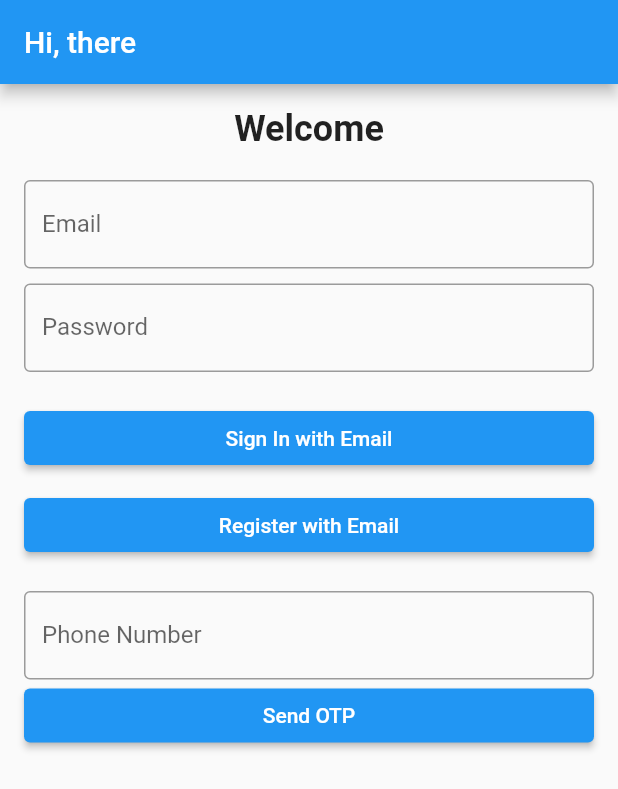
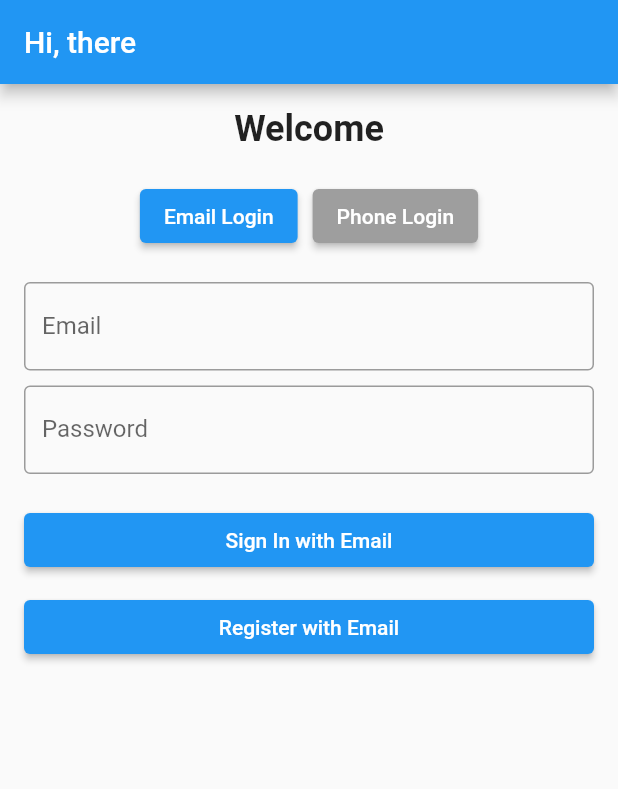
Before and after one commit to abhijith-dot99/Chess-game, a Flutter app: the screen it shows after launch, on a phone screen of 412 x 824 dp. Shown: the top 789 px of the screen. Run offline on Flutter 3.47's test engine with Material 2 defaults, Android fonts, the light colour scheme and no system bars; our stand-ins replace firebase_auth, firebase_core; missing offline and left inert: chess; accounts and stored records are empty.

Commit message:
some additional changes made

```diff
--- a/mychessapp/lib/pages/login_register_page.dart
+++ b/mychessapp/lib/pages/login_register_page.dart
@@ -2,10 +2,7 @@ import 'package:flutter/material.dart';
 import 'package:firebase_auth/firebase_auth.dart';
 
 class LoginRegisterPage extends StatefulWidget {
-  const LoginRegisterPage({super.key});
-
   @override
-  // ignore: library_private_types_in_public_api
   _LoginRegisterPageState createState() => _LoginRegisterPageState();
 }
 
@@ -18,6 +15,7 @@ class _LoginRegisterPageState extends State<LoginRegisterPage> {
 
   String errorMessage = '';
   String _verificationId = '';
+  bool isEmailLogin = true; // Toggle between email and phone login
 
   @override
   void dispose() {
@@ -103,7 +101,7 @@ class _LoginRegisterPageState extends State<LoginRegisterPage> {
       obscureText: isPassword,
       decoration: InputDecoration(
         labelText: title,
-        border: const OutlineInputBorder(),
+        border: OutlineInputBorder(),
       ),
     );
   }
@@ -115,11 +113,43 @@ class _LoginRegisterPageState extends State<LoginRegisterPage> {
     );
   }
 
+  Widget loginMethodToggle() {
+    return Row(
+      mainAxisAlignment: MainAxisAlignment.center,
+      children: [
+        ElevatedButton(
+          onPressed: () {
+            setState(() {
+              isEmailLogin = true;
+              _verificationId = '';
+            });
+          },
+          child: Text('Email Login'),
+          style: ElevatedButton.styleFrom(
+            primary: isEmailLogin ? Colors.blue : Colors.grey,
+          ),
+        ),
+        SizedBox(width: 10),
+        ElevatedButton(
+          onPressed: () {
+            setState(() {
+              isEmailLogin = false;
+            });
+          },
+          child: Text('Phone Login'),
+          style: ElevatedButton.styleFrom(
+            primary: !isEmailLogin ? Colors.blue : Colors.grey,
+          ),
+        ),
+      ],
+    );
+  }
+
   @override
   Widget build(BuildContext context) {
     return Scaffold(
       appBar: AppBar(
-        title: const Text("Hi, there"),
+        title: Text("Hi, there"),
       ),
       body: Padding(
         padding: const EdgeInsets.all(16.0),
@@ -134,6 +164,9 @@ class _LoginRegisterPageState extends State<LoginRegisterPage> {
                 style: TextStyle(fontSize: 24, fontWeight: FontWeight.bold),
               ),
               const SizedBox(height: 20),
+              loginMethodToggle(),
+              const SizedBox(height: 20),
+              if (isEmailLogin) ...[
                 entryField('Email', emailController, false),
                 const SizedBox(height: 10),
                 entryField('Password', passwordController, true),
@@ -141,7 +174,7 @@ class _LoginRegisterPageState extends State<LoginRegisterPage> {
                 submitButton('Sign In with Email', signInWithEmailAndPassword),
                 const SizedBox(height: 10),
                 submitButton('Register with Email', createUserWithEmailAndPassword),
-              const SizedBox(height: 20),
+              ] else ...[
                 if (_verificationId.isEmpty)
                   entryField('Phone Number', phoneController, false),
                 if (_verificationId.isNotEmpty)
@@ -150,10 +183,11 @@ class _LoginRegisterPageState extends State<LoginRegisterPage> {
                   submitButton('Send OTP', verifyPhoneNumber),
                 if (_verificationId.isNotEmpty)
                   submitButton('Verify OTP', signInWithOTP),
+              ],
               if (errorMessage.isNotEmpty)
                 Text(
                   errorMessage,
-                  style: TextStyle(color: Colors.red),
+                  style: const TextStyle(color: Colors.red),
                   textAlign: TextAlign.center,
                 ),
             ],
```
Lines whose indentation alone changed are shown as unchanged.
